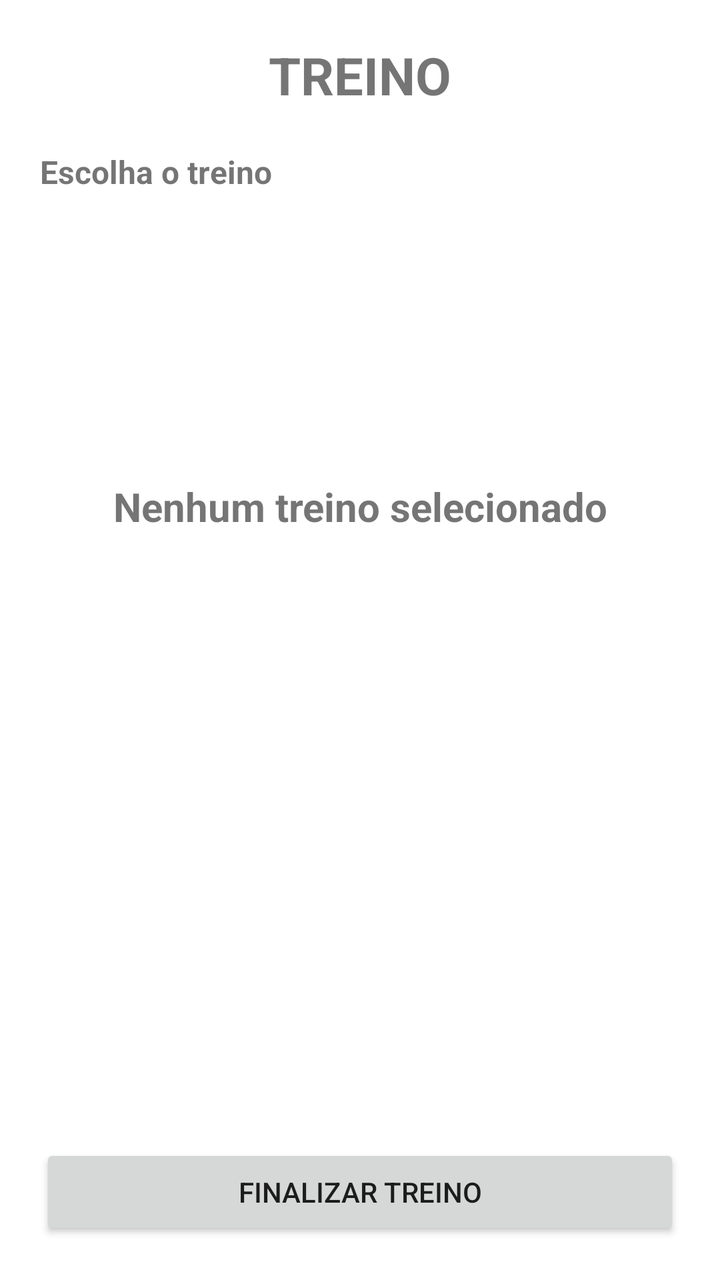
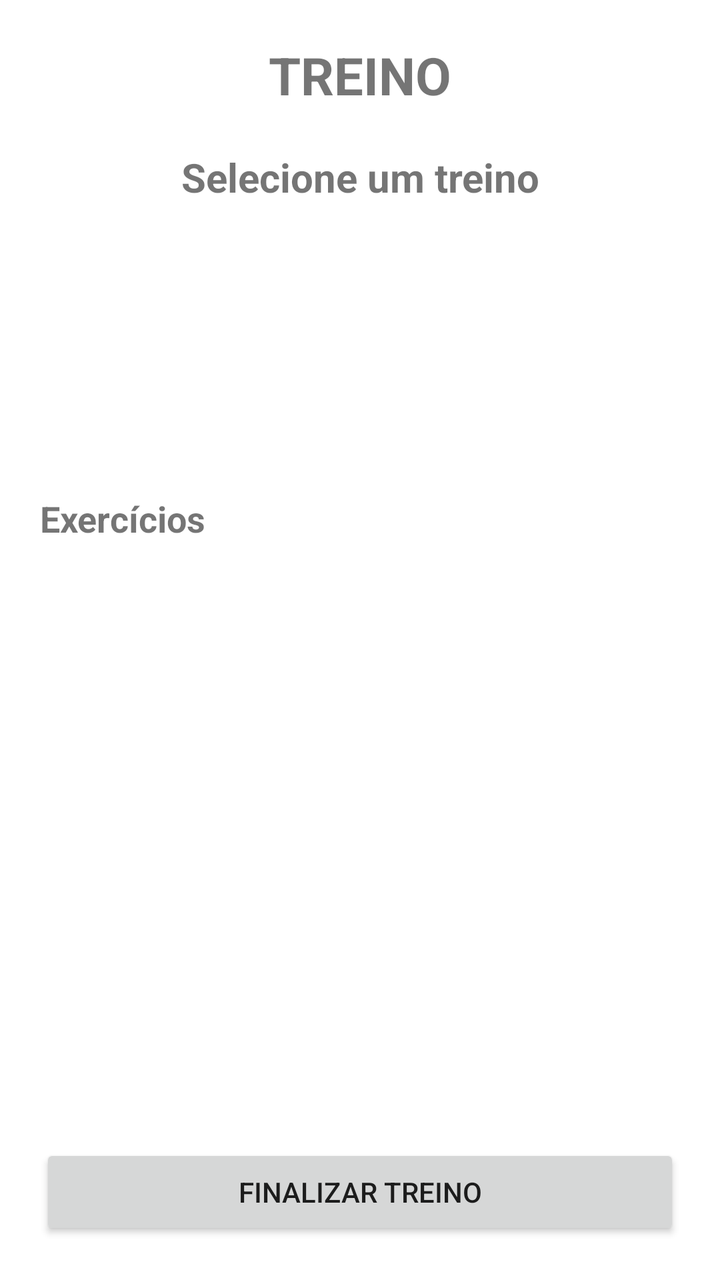

Two renders of the same Android screen: before a commit and after it. Below are the layout's source before the change and the commit's diff.
<!-- AndroidManifest.xml: application theme Theme.GymNote -->
<!-- res/layout/fragment_treinos.xml -->
<?xml version="1.0" encoding="utf-8"?>
<LinearLayout xmlns:android="http://schemas.android.com/apk/res/android"
    xmlns:tools="http://schemas.android.com/tools"
    android:layout_width="match_parent"
    android:layout_height="match_parent"
    android:orientation="vertical"
    android:padding="20dp"
    tools:context=".ui.menu.TreinosFragment">

    <TextView
        android:layout_width="match_parent"
        android:layout_height="wrap_content"
        android:gravity="center"
        android:text="TREINO"
        android:textSize="26sp"
        android:textStyle="bold" />

    <TextView
        android:layout_width="match_parent"
        android:layout_height="wrap_content"
        android:layout_marginTop="20dp"
        android:text="Escolha o treino"
        android:textSize="16sp"
        android:textStyle="bold" />

    <ListView
        android:id="@+id/listaTreinos"
        android:layout_width="match_parent"
        android:layout_height="120dp"
        android:layout_marginTop="8dp" />

    <TextView
        android:id="@+id/txtNomeTreino"
        android:layout_width="match_parent"
        android:layout_height="wrap_content"
        android:layout_marginTop="15dp"
        android:gravity="center"
        android:text="Nenhum treino selecionado"
        android:textSize="20sp"
        android:textStyle="bold" />

    <ScrollView
        android:layout_width="match_parent"
        android:layout_height="0dp"
        android:layout_marginTop="15dp"
        android:layout_weight="1">

        <HorizontalScrollView
            android:layout_width="match_parent"
            android:layout_height="wrap_content">

            <TableLayout
                android:id="@+id/tabelaExercicios"
                android:layout_width="wrap_content"
                android:layout_height="wrap_content" />

        </HorizontalScrollView>

    </ScrollView>

    <Button
        android:id="@+id/btFinalizarTreino"
        android:layout_width="match_parent"
        android:layout_height="wrap_content"
        android:layout_marginTop="10dp"
        android:text="FINALIZAR TREINO" />

</LinearLayout>
<!-- resources referenced by this layout -->
<resources>
  <style name="Theme.GymNote" parent="Theme.MaterialComponents.DayNight.DarkActionBar">
          
          <item name="colorPrimary">@color/purple_500</item>
          <item name="colorPrimaryVariant">@color/purple_700</item>
          <item name="colorOnPrimary">@color/white</item>
          
          <item name="colorSecondary">@color/teal_200</item>
          <item name="colorSecondaryVariant">@color/teal_700</item>
          <item name="colorOnSecondary">@color/black</item>
          
          <item name="android:statusBarColor">?attr/colorPrimaryVariant</item>
          
      </style>
  <color name="purple_500">#FF6200EE</color>
  <color name="purple_700">#FF3700B3</color>
  <color name="white">#FFFFFFFF</color>
  <color name="teal_200">#FF03DAC5</color>
  <color name="teal_700">#FF018786</color>
  <color name="black">#FF000000</color>
</resources>

<!-- the commit's change to res/layout/fragment_treinos.xml (unified diff, before → after) -->
@@ -16,33 +16,33 @@
         android:textStyle="bold" />
 
     <TextView
+        android:id="@+id/txtNomeTreino"
         android:layout_width="match_parent"
         android:layout_height="wrap_content"
         android:layout_marginTop="20dp"
-        android:text="Escolha o treino"
-        android:textSize="16sp"
+        android:gravity="center"
+        android:text="Selecione um treino"
+        android:textSize="20sp"
         android:textStyle="bold" />
 
     <ListView
         android:id="@+id/listaTreinos"
         android:layout_width="match_parent"
         android:layout_height="120dp"
-        android:layout_marginTop="8dp" />
+        android:layout_marginTop="10dp" />
 
     <TextView
-        android:id="@+id/txtNomeTreino"
         android:layout_width="match_parent"
         android:layout_height="wrap_content"
         android:layout_marginTop="15dp"
-        android:gravity="center"
-        android:text="Nenhum treino selecionado"
-        android:textSize="20sp"
+        android:text="Exercícios"
+        android:textSize="18sp"
         android:textStyle="bold" />
 
     <ScrollView
         android:layout_width="match_parent"
         android:layout_height="0dp"
-        android:layout_marginTop="15dp"
+        android:layout_marginTop="8dp"
         android:layout_weight="1">
 
         <HorizontalScrollView
